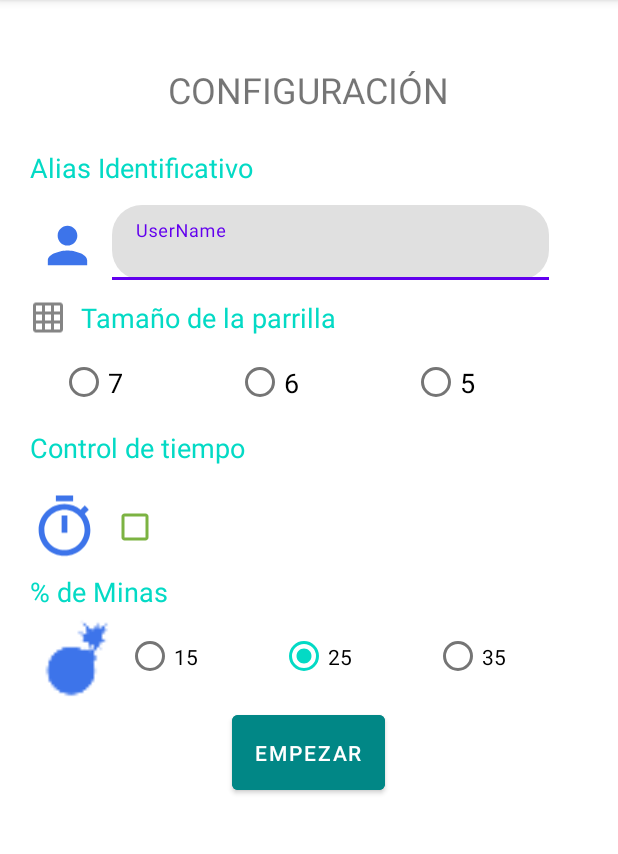
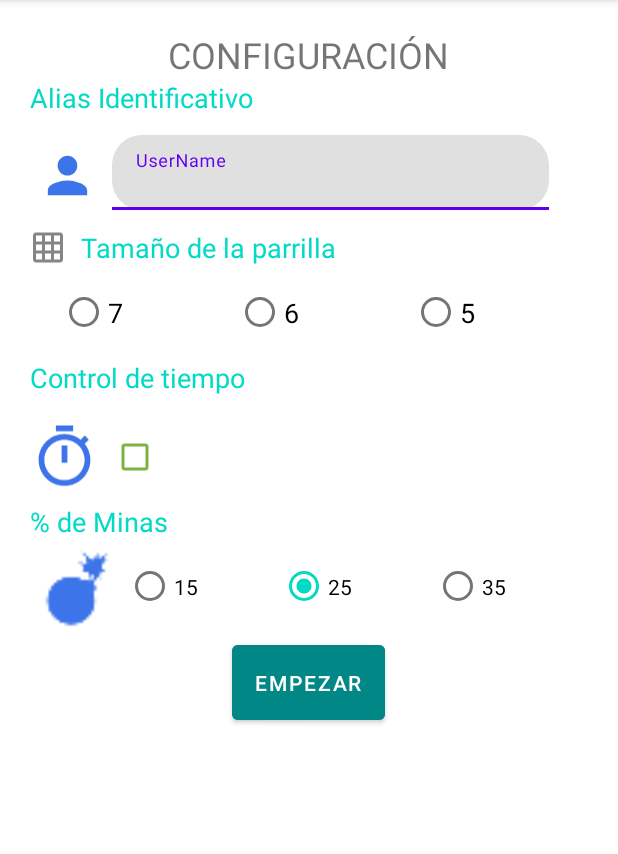
Before and after one commit to marcsabate7/Buscaminas, an Android app: the Configuration screen opened directly, with no data from a screen before it, on a phone screen of 412 x 824 dp, the part 84-938 px from its top. Run offline under Robolectric (Android 15) with nearby library versions, the light colour scheme and no system bars; Roboto replaces fonts that are not available here.

Commit message:
fixing things from grid

```diff
--- a/app/src/main/res/layout/configuration.xml
+++ b/app/src/main/res/layout/configuration.xml
@@ -21,8 +21,8 @@
 
             <TextView
                 android:id="@+id/configuración"
-                android:layout_width="278dp"
-                android:layout_height="79dp"
+                android:layout_width="wrap_content"
+                android:layout_height="wrap_content"
                 android:layout_weight="1"
                 android:gravity="center"
                 android:shadowRadius="15"
--- a/app/src/main/res/layout/partida.xml
+++ b/app/src/main/res/layout/partida.xml
@@ -60,10 +60,10 @@
         android:animateLayoutChanges="true"
         android:background="#A13535"
         android:gravity="center"
-        android:horizontalSpacing="2dp"
+        android:horizontalSpacing="3dp"
         android:numColumns="auto_fit"
         android:padding="5dp"
         android:stretchMode="columnWidth"
-        android:verticalSpacing="2dp"></GridView>
+        android:verticalSpacing="3dp"></GridView>
 
 </LinearLayout>
```
